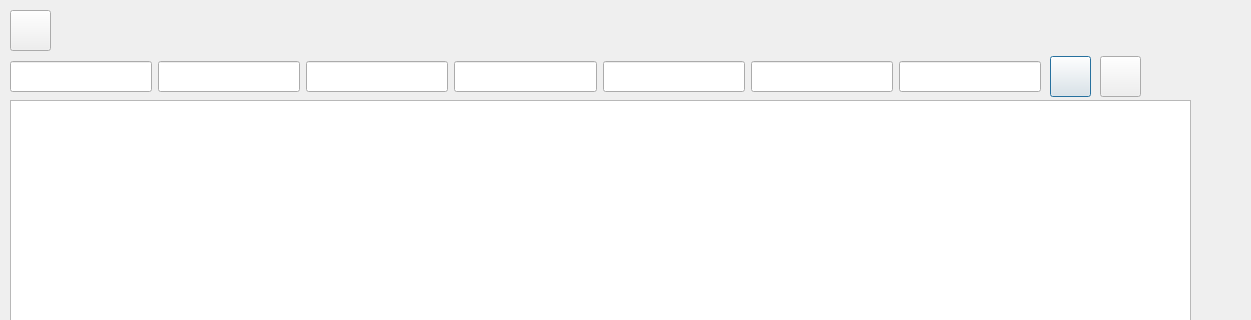
Before: the Qt Designer form koloryDialog.ui in militia11/shoes, drawn with Qt 5; both pictures show x 0 to 1251 and y 0 to 320 of the 1251 by 907 pixel window.
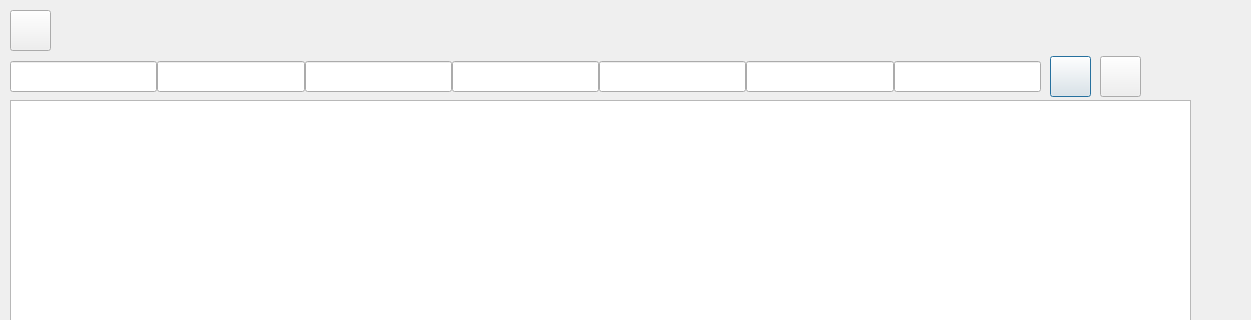
After: the same form once the commit is applied. Icons and pictures are not drawn.

Patch:
```diff
--- a/koloryDialog.ui
+++ b/koloryDialog.ui
@@ -131,7 +131,7 @@
     </size>
    </property>
   </widget>
-  <widget class="QWidget" name="">
+  <widget class="QWidget" name="layoutWidget">
    <property name="geometry">
     <rect>
      <x>10</x>
@@ -142,7 +142,7 @@
    </property>
    <layout class="QHBoxLayout" name="horizontalLayout_2">
     <property name="spacing">
-     <number>6</number>
+     <number>0</number>
     </property>
     <item>
      <widget class="QLineEdit" name="lineEdit">
```
